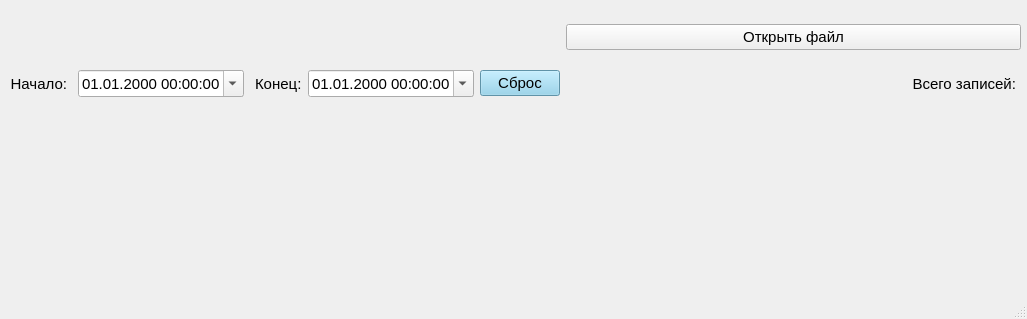
Before: the Qt Designer form example1/mainwindow.ui in Annchrn/example1, drawn with Qt 5.
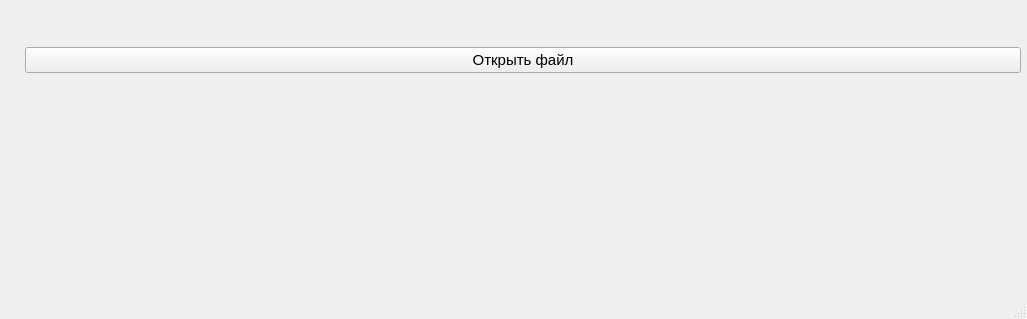
After: the same form once the commit is applied. Icons and pictures are not drawn.

```diff
--- a/example1/mainwindow.ui
+++ b/example1/mainwindow.ui
@@ -41,62 +41,7 @@
      </rect>
     </property>
     <layout class="QGridLayout" name="gridLayout">
-     <item row="1" column="2">
-      <widget class="QDateTimeEdit" name="dateTimeEdit">
-       <property name="enabled">
-        <bool>true</bool>
-       </property>
-       <property name="sizePolicy">
-        <sizepolicy hsizetype="Minimum" vsizetype="Fixed">
-         <horstretch>0</horstretch>
-         <verstretch>0</verstretch>
-        </sizepolicy>
-       </property>
-       <property name="contextMenuPolicy">
-        <enum>Qt::DefaultContextMenu</enum>
-       </property>
-       <property name="toolTipDuration">
-        <number>-1</number>
-       </property>
-       <property name="wrapping">
-        <bool>false</bool>
-       </property>
-       <property name="frame">
-        <bool>true</bool>
-       </property>
-       <property name="displayFormat">
-        <string>dd.MM.yyyy HH:mm:ss</string>
-       </property>
-       <property name="calendarPopup">
-        <bool>true</bool>
-       </property>
-       <property name="currentSectionIndex">
-        <number>0</number>
-       </property>
-      </widget>
-     </item>
-     <item row="0" column="1">
-      <widget class="QLabel" name="label">
-       <property name="sizePolicy">
-        <sizepolicy hsizetype="Maximum" vsizetype="Preferred">
-         <horstretch>0</horstretch>
-         <verstretch>0</verstretch>
-        </sizepolicy>
-       </property>
-       <property name="font">
-        <font>
-         <pointsize>11</pointsize>
-        </font>
-       </property>
-       <property name="text">
-        <string/>
-       </property>
-       <property name="indent">
-        <number>5</number>
-       </property>
-      </widget>
-     </item>
-     <item row="0" column="6">
+     <item row="0" column="2">
       <widget class="QPushButton" name="pushButton">
        <property name="sizePolicy">
         <sizepolicy hsizetype="Minimum" vsizetype="Fixed">
@@ -104,6 +49,9 @@
          <verstretch>0</verstretch>
         </sizepolicy>
        </property>
+       <property name="layoutDirection">
+        <enum>Qt::LeftToRight</enum>
+       </property>
        <property name="text">
         <string>Открыть файл</string>
        </property>
@@ -119,11 +67,8 @@
        </property>
       </widget>
      </item>
-     <item row="1" column="3">
-      <widget class="QLabel" name="label_4">
-       <property name="enabled">
-        <bool>true</bool>
-       </property>
+     <item row="0" column="1">
+      <widget class="QLabel" name="label">
        <property name="sizePolicy">
         <sizepolicy hsizetype="Maximum" vsizetype="Preferred">
          <horstretch>0</horstretch>
@@ -133,91 +78,10 @@
        <property name="font">
         <font>
          <pointsize>11</pointsize>
-         <kerning>true</kerning>
         </font>
        </property>
-       <property name="frameShape">
-        <enum>QFrame::NoFrame</enum>
-       </property>
        <property name="text">
-        <string>Конец:</string>
-       </property>
-       <property name="alignment">
-        <set>Qt::AlignLeading|Qt::AlignLeft|Qt::AlignVCenter</set>
-       </property>
-       <property name="indent">
-        <number>5</number>
-       </property>
-      </widget>
-     </item>
-     <item row="1" column="4">
-      <widget class="QDateTimeEdit" name="dateTimeEdit_2">
-       <property name="displayFormat">
-        <string>dd.MM.yyyy HH:mm:ss</string>
-       </property>
-       <property name="calendarPopup">
-        <bool>true</bool>
-       </property>
-      </widget>
-     </item>
-     <item row="1" column="6">
-      <widget class="QLabel" name="label_3">
-       <property name="sizePolicy">
-        <sizepolicy hsizetype="MinimumExpanding" vsizetype="Preferred">
-         <horstretch>0</horstretch>
-         <verstretch>0</verstretch>
-        </sizepolicy>
-       </property>
-       <property name="font">
-        <font>
-         <pointsize>11</pointsize>
-        </font>
-       </property>
-       <property name="text">
-        <string>Всего записей:</string>
-       </property>
-       <property name="alignment">
-        <set>Qt::AlignRight|Qt::AlignTrailing|Qt::AlignVCenter</set>
-       </property>
-       <property name="indent">
-        <number>5</number>
-       </property>
-      </widget>
-     </item>
-     <item row="1" column="5">
-      <widget class="QPushButton" name="pushButton_2">
-       <property name="sizePolicy">
-        <sizepolicy hsizetype="Minimum" vsizetype="Fixed">
-         <horstretch>0</horstretch>
-         <verstretch>0</verstretch>
-        </sizepolicy>
-       </property>
-       <property name="styleSheet">
-        <string notr="true">background-color: skyblue;</string>
-       </property>
-       <property name="text">
-        <string>Сброс</string>
-       </property>
-      </widget>
-     </item>
-     <item row="1" column="1">
-      <widget class="QLabel" name="label_2">
-       <property name="sizePolicy">
-        <sizepolicy hsizetype="Maximum" vsizetype="Preferred">
-         <horstretch>0</horstretch>
-         <verstretch>0</verstretch>
-        </sizepolicy>
-       </property>
-       <property name="font">
-        <font>
-         <pointsize>11</pointsize>
-        </font>
-       </property>
-       <property name="text">
-        <string>Начало:</string>
-       </property>
-       <property name="alignment">
-        <set>Qt::AlignRight|Qt::AlignTrailing|Qt::AlignVCenter</set>
+        <string/>
        </property>
        <property name="indent">
         <number>5</number>
```
